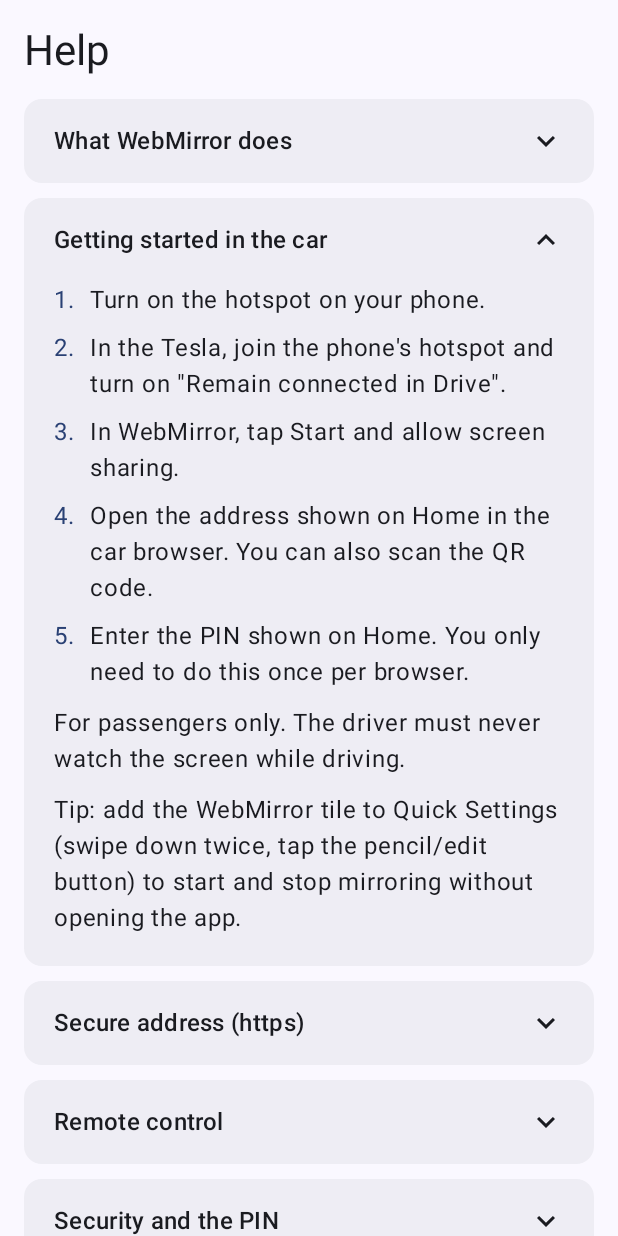
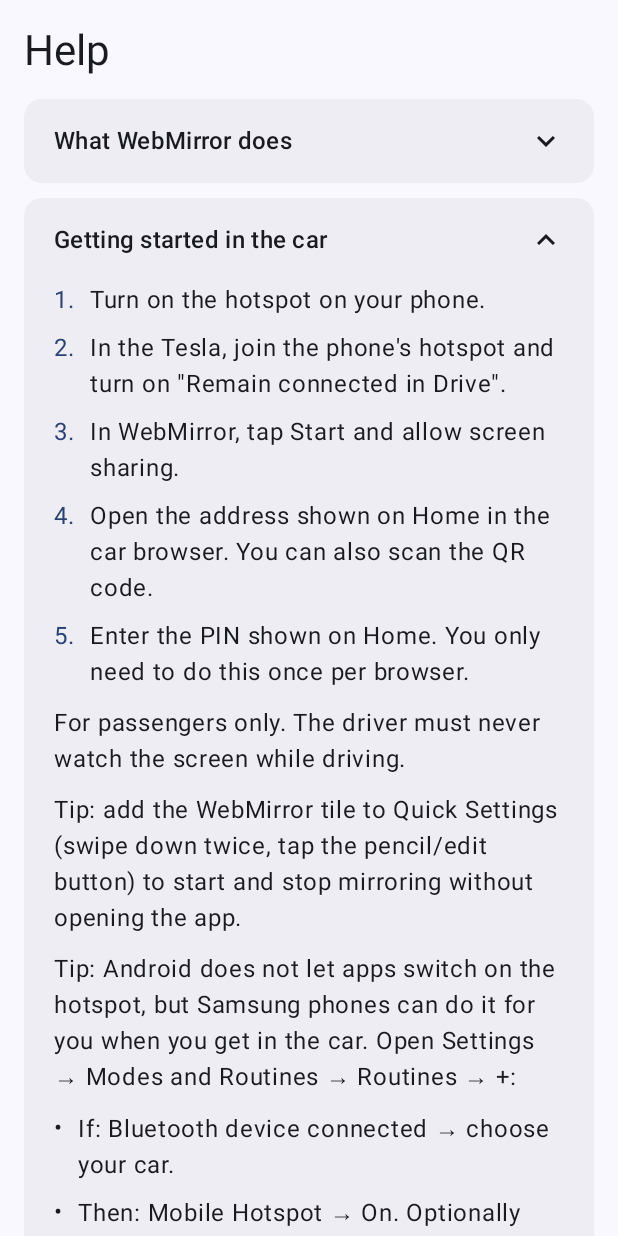
Before and after one commit to danyk20/WebMirror, an Android app built with Jetpack Compose: the composable HelpScreen shown on its own in the app's theme, on a phone screen of 412 x 824 dp. Run offline under Robolectric (Android 15) with nearby library versions, the phone set to English and light mode, and no system bars; 1 statement that could not run was skipped.

Commit message:
Help: Samsung Modes and Routines tip to turn on the hotspot automatically
Co-Authored-By: Claude Opus 5.5 <noreply@anthropic.com>

```diff
--- a/app/src/main/java/app/webmirror/android/ui/HelpPage.kt
+++ b/app/src/main/java/app/webmirror/android/ui/HelpPage.kt
@@ -71,6 +71,12 @@ internal val HELP_SECTIONS: List<HelpSection> = listOf(
             ),
             p("For passengers only. The driver must never watch the screen while driving."),
             p("Tip: add the WebMirror tile to Quick Settings (swipe down twice, tap the pencil/edit button) to start and stop mirroring without opening the app."),
+            p("Tip: Android does not let apps switch on the hotspot, but Samsung phones can do it for you when you get in the car. Open Settings → Modes and Routines → Routines → +:"),
+            bullets(
+                "If: Bluetooth device connected → choose your car.",
+                "Then: Mobile Hotspot → On. Optionally add \"Open an app → WebMirror\".",
+            ),
+            p("The hotspot then turns on by itself when the phone connects to the car, and the car joins it automatically. Other phones may offer similar automations (for example Google's Routines or apps like Tasker)."),
         ),
     ),
     HelpSection(
```
